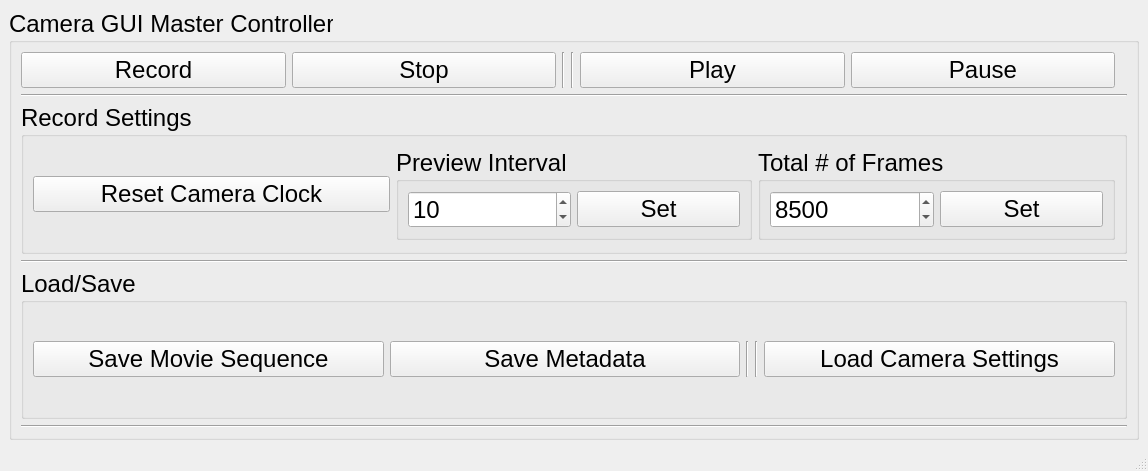
First picture: the form in Code/main_window.ui, repository Llamero/Optokintetic_Relflex_Rig, before the edit.
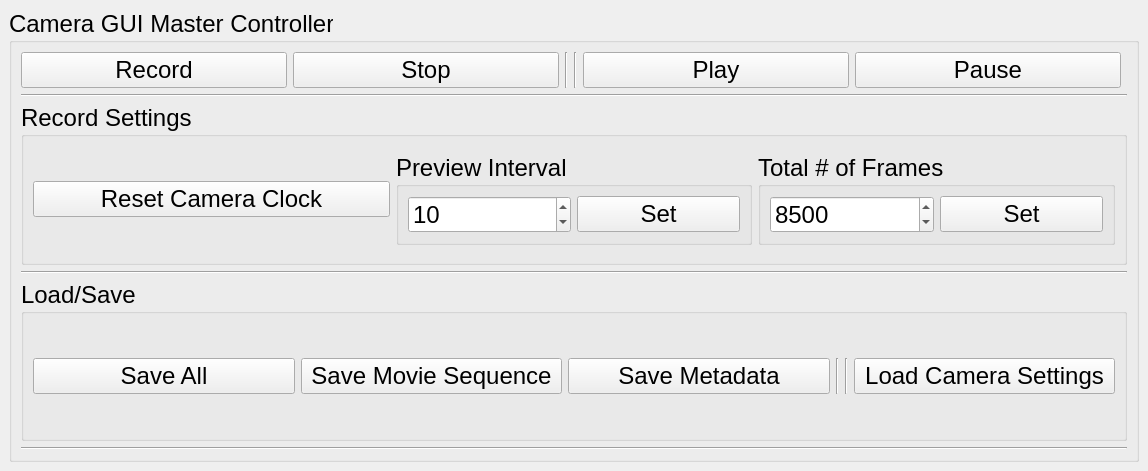
Second picture: the form after the edit.

Commit message: GUI map and events added

The edit to the form file:
```diff
--- a/Code/main_window.ui
+++ b/Code/main_window.ui
@@ -37,52 +37,71 @@
       <property name="title">
        <string>Camera GUI Master Controller</string>
       </property>
-      <layout class="QGridLayout" name="gridLayout_5" rowstretch="1,1,1,1,1,1" columnstretch="1,1,1,1,1,1,0,0">
-       <item row="4" column="0" colspan="8">
-        <widget class="QGroupBox" name="LoadSaveBox">
-         <property name="title">
-          <string>Load/Save</string>
-         </property>
-         <layout class="QGridLayout" name="gridLayout_3">
-          <item row="0" column="4">
-           <widget class="QPushButton" name="LoadConfigButton">
-            <property name="text">
-             <string>Load Camera Settings</string>
-            </property>
-           </widget>
-          </item>
-          <item row="0" column="1">
-           <widget class="QPushButton" name="saveMetadataButton">
-            <property name="text">
-             <string>Save Metadata</string>
-            </property>
-           </widget>
-          </item>
+      <layout class="QGridLayout" name="gridLayout_5" rowstretch="0,0,0,0,0,0" columnstretch="1,1,1,1,1,1,0">
           <item row="0" column="0">
-           <widget class="QPushButton" name="saveMovieButton">
+        <widget class="QPushButton" name="recordButton">
             <property name="text">
-             <string>Save Movie Sequence</string>
+          <string>Record</string>
+         </property>
+        </widget>
+       </item>
+       <item row="0" column="1">
+        <widget class="QPushButton" name="stopButton">
+         <property name="text">
+          <string>Stop</string>
             </property>
            </widget>
           </item>
           <item row="0" column="2">
-           <widget class="Line" name="line_3">
+        <widget class="Line" name="line_4">
             <property name="orientation">
              <enum>Qt::Vertical</enum>
             </property>
            </widget>
           </item>
+       <item row="0" column="5">
+        <widget class="QPushButton" name="pauseButton">
+         <property name="text">
+          <string>Pause</string>
+         </property>
+        </widget>
+       </item>
+       <item row="1" column="0" colspan="7">
+        <widget class="Line" name="line_7">
+         <property name="orientation">
+          <enum>Qt::Horizontal</enum>
+         </property>
+        </widget>
+       </item>
           <item row="0" column="3">
-           <widget class="Line" name="line_5">
+        <widget class="Line" name="line_6">
             <property name="orientation">
              <enum>Qt::Vertical</enum>
             </property>
            </widget>
           </item>
-         </layout>
+       <item row="0" column="4">
+        <widget class="QPushButton" name="playButton">
+         <property name="text">
+          <string>Play</string>
+         </property>
         </widget>
        </item>
-       <item row="2" column="0" colspan="8">
+       <item row="3" column="0" colspan="7">
+        <widget class="Line" name="line">
+         <property name="orientation">
+          <enum>Qt::Horizontal</enum>
+         </property>
+        </widget>
+       </item>
+       <item row="5" column="0" colspan="7">
+        <widget class="Line" name="line_2">
+         <property name="orientation">
+          <enum>Qt::Horizontal</enum>
+         </property>
+        </widget>
+       </item>
+       <item row="2" column="0" colspan="7">
         <widget class="QGroupBox" name="recordSettingsBox">
          <property name="title">
           <string>Record Settings</string>
@@ -156,75 +175,62 @@
          </layout>
         </widget>
        </item>
-       <item row="1" column="0" colspan="8">
-        <widget class="Line" name="line_7">
-         <property name="orientation">
-          <enum>Qt::Horizontal</enum>
+       <item row="4" column="0" colspan="7">
+        <widget class="QGroupBox" name="LoadSaveBox">
+         <property name="title">
+          <string>Load/Save</string>
+         </property>
+         <layout class="QGridLayout" name="gridLayout_3">
+          <item row="0" column="2">
+           <widget class="QPushButton" name="saveMetadataButton">
+            <property name="text">
+             <string>Save Metadata</string>
+            </property>
+           </widget>
+          </item>
+          <item row="0" column="6">
+           <widget class="QPushButton" name="loadConfigButton">
+            <property name="text">
+             <string>Load Camera Settings</string>
+            </property>
+           </widget>
+          </item>
+          <item row="0" column="1">
+           <widget class="QPushButton" name="saveMovieButton">
+            <property name="text">
+             <string>Save Movie Sequence</string>
          </property>
         </widget>
        </item>
        <item row="0" column="5">
-        <widget class="QPushButton" name="pauseButton">
-         <property name="text">
-          <string>Pause</string>
+           <widget class="Line" name="line_5">
+            <property name="orientation">
+             <enum>Qt::Vertical</enum>
          </property>
         </widget>
        </item>
        <item row="0" column="4">
-        <widget class="QPushButton" name="playButton">
-         <property name="text">
-          <string>Play</string>
-         </property>
-        </widget>
-       </item>
-       <item row="0" column="1">
-        <widget class="QPushButton" name="stopButton">
-         <property name="text">
-          <string>Stop</string>
-         </property>
-        </widget>
-       </item>
-       <item row="0" column="3">
-        <widget class="Line" name="line_6">
+           <widget class="Line" name="line_3">
          <property name="orientation">
           <enum>Qt::Vertical</enum>
          </property>
         </widget>
        </item>
-       <item row="5" column="0" colspan="8">
-        <widget class="Line" name="line_2">
-         <property name="orientation">
-          <enum>Qt::Horizontal</enum>
-         </property>
-        </widget>
-       </item>
        <item row="0" column="0">
-        <widget class="QPushButton" name="recordButton">
+           <widget class="QPushButton" name="saveAllButton">
          <property name="text">
-          <string>Record</string>
+             <string>Save All</string>
          </property>
         </widget>
        </item>
-       <item row="0" column="2">
-        <widget class="Line" name="line_4">
-         <property name="orientation">
-          <enum>Qt::Vertical</enum>
-         </property>
+         </layout>
         </widget>
        </item>
-       <item row="3" column="0" colspan="8">
-        <widget class="Line" name="line">
-         <property name="orientation">
-          <enum>Qt::Horizontal</enum>
-         </property>
-        </widget>
-       </item>
       </layout>
      </widget>
     </item>
    </layout>
   </widget>
-  <widget class="QStatusBar" name="statusbar"/>
  </widget>
  <resources/>
  <connections/>
```
Lines whose indentation alone changed are shown as unchanged. The commit also changes 6 other files.
